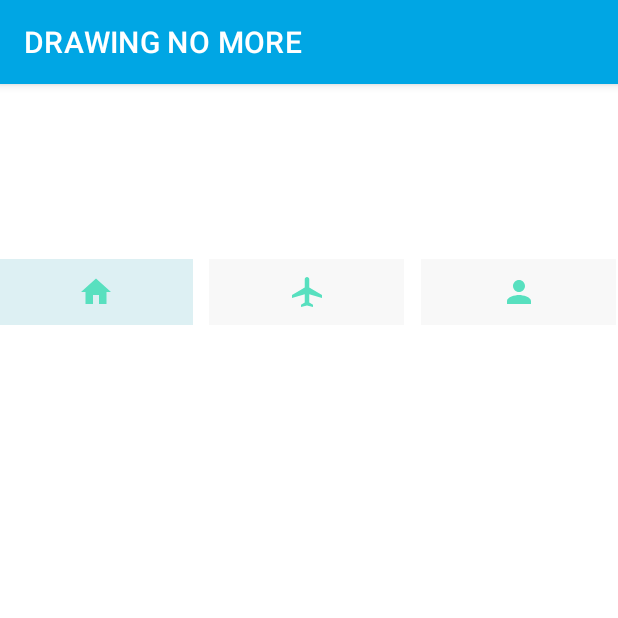
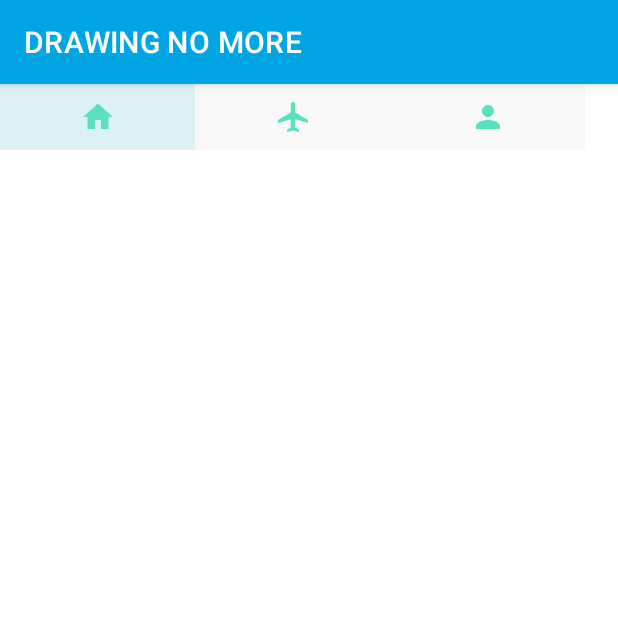
Before and after one commit to hrldbni/CC107_Sat7301230Group6, an Android app: the MainActivity2 screen opened directly, with no data from a screen before it, on a phone screen of 412 x 824 dp, the top half of it. Run offline under Robolectric (Android 15) with nearby library versions, the phone set to English and light mode, and no system bars.

Commit message:
Added Travel panel

```diff
--- a/Drawing_No_More/app/build.gradle
+++ b/Drawing_No_More/app/build.gradle
@@ -39,6 +39,8 @@ dependencies {
     implementation 'androidx.lifecycle:lifecycle-viewmodel-ktx:2.3.0'
     implementation 'androidx.cardview:cardview:1.0.0'
     implementation 'com.android.support:support-annotations:28.0.0'
+    implementation 'androidx.recyclerview:recyclerview:1.2.0-rc01'
+    implementation 'androidx.cardview:cardview:1.0.0'
     testImplementation 'junit:junit:4.13.2'
     androidTestImplementation 'androidx.test.ext:junit:1.1.2'
     androidTestImplementation 'androidx.test.espresso:espresso-core:3.3.0'
--- a/Drawing_No_More/app/src/main/AndroidManifest.xml
+++ b/Drawing_No_More/app/src/main/AndroidManifest.xml
@@ -13,7 +13,7 @@
         android:theme="@style/Theme.MyApplication"
         android:usesCleartextTraffic="true">
         <activity android:name=".ProfileActivity" />
-        <activity android:name=".travel" />
+        <activity android:name=".SearchTravel" />
         <activity android:name=".MainActivity2"></activity>
         <activity android:name=".SignUpPanel" />
         <activity android:name=".LoginPanel" />
--- a/Drawing_No_More/app/src/main/java/com/example/myapplication/MainActivity2.java
+++ b/Drawing_No_More/app/src/main/java/com/example/myapplication/MainActivity2.java
@@ -17,7 +17,7 @@ public class MainActivity2 extends AppCompatActivity {
     @Override
     protected void onCreate(Bundle savedInstanceState) {
         super.onCreate(savedInstanceState);
-        setContentView(R.layout.activity_main2);
+        setContentView(R.layout.activity_travel_search);
 
         getSupportActionBar().setTitle("DRAWING NO MORE");
         getSupportActionBar().setBackgroundDrawable(new ColorDrawable(Color.parseColor("#FF00A6E4")));
@@ -26,7 +26,7 @@ public class MainActivity2 extends AppCompatActivity {
         imgtravel.setOnClickListener(new View.OnClickListener() {
             @Override
             public void onClick(View view) {
-                Intent actnew = new Intent(MainActivity2.this, travel.class);
+                Intent actnew = new Intent(MainActivity2.this, SearchTravel.class);
                 startActivity(actnew);
             }
         });
--- a/Drawing_No_More/app/src/main/res/anim/fadein.xml
+++ b/Drawing_No_More/app/src/main/res/anim/fadein.xml
@@ -3,7 +3,7 @@
     android:fillAfter="true" >
 
     <alpha
-        android:duration="1000"
+        android:duration="1250"
         android:fromAlpha="0.0"
         android:interpolator="@android:anim/accelerate_interpolator"
         android:toAlpha="1.0" />
--- a/Drawing_No_More/app/src/main/res/layout/activity_travel.xml
+++ b/Drawing_No_More/app/src/main/res/layout/activity_travel.xml
@@ -4,7 +4,7 @@
     xmlns:tools="http://schemas.android.com/tools"
     android:layout_width="match_parent"
     android:layout_height="match_parent"
-    tools:context=".travel">
+    tools:context=".SearchTravel">
 
 
     <TextView
--- a/Drawing_No_More/app/src/main/res/layout/activity_main2.xml
+++ b/Drawing_No_More/app/src/main/res/layout/activity_travel_search.xml
@@ -6,21 +6,13 @@
     android:layout_height="match_parent"
     tools:context=".MainActivity2">
 
-    <RelativeLayout
+    <LinearLayout
+        android:id="@+id/navContainer"
         android:layout_width="match_parent"
         android:layout_height="45dp"
-        android:layout_alignParentStart="true"
-        android:layout_alignParentLeft="true"
-        android:layout_alignParentEnd="true"
-        android:layout_alignParentRight="true"
-        android:layout_alignParentBottom="true"
-        android:layout_centerInParent="true"
-        android:layout_marginStart="-1dp"
-        android:layout_marginLeft="-1dp"
         android:layout_marginEnd="1dp"
         android:layout_marginRight="1dp"
-        android:layout_marginBottom="606dp"
-        android:background="@color/white">
+        android:background="@color/design_default_color_on_primary">
 
         <ImageButton
             android:id="@+id/btnhome"
@@ -56,6 +48,26 @@
             app:srcCompat="@drawable/ic_baseline_person_24"
             tools:ignore="VectorDrawableCompat" />
 
-    </RelativeLayout>
+    </LinearLayout>
+    <ScrollView
+        android:layout_width="match_parent"
+        android:layout_height="match_parent"
+        android:paddingTop="45dp"
+        >
+        <LinearLayout
+            android:layout_width="match_parent"
+            android:layout_height="match_parent"
+            android:orientation="vertical">
+
+
+            <androidx.recyclerview.widget.RecyclerView
+                android:id="@+id/recyclerView"
+                android:layout_width="match_parent"
+                android:layout_height="match_parent"
+                />
+
+
+        </LinearLayout>
+    </ScrollView>
 
 </RelativeLayout>
```
Also changed, not shown: Drawing_No_More/app/src/main/java/com/example/myapplication/Places.java (added, +42 -0 lines), Drawing_No_More/app/src/main/java/com/example/myapplication/PlacesAdapter.java (added, +75 -0 lines), Drawing_No_More/app/src/main/java/com/example/myapplication/ProfileActivity.java (+11 -2 lines), Drawing_No_More/app/src/main/java/com/example/myapplication/SearchTravel.java (added, +66 -0 lines), Drawing_No_More/app/src/main/java/com/example/myapplication/travel.java (deleted, +0 -20 lines), Drawing_No_More/app/src/main/res/drawable-v24/ic_forum_black_24dp.xml (deleted, +0 -9 lines), Drawing_No_More/app/src/main/res/drawable-v24/ic_search.xml (added, +9 -0 lines), Drawing_No_More/app/src/main/res/drawable/ic_baseline_search_24.xml (added, +10 -0 lines), Drawing_No_More/app/src/main/res/layout/activity_profile.xml (+22 -0 lines), Drawing_No_More/app/src/main/res/layout/list_layout.xml (added, +68 -0 lines).
